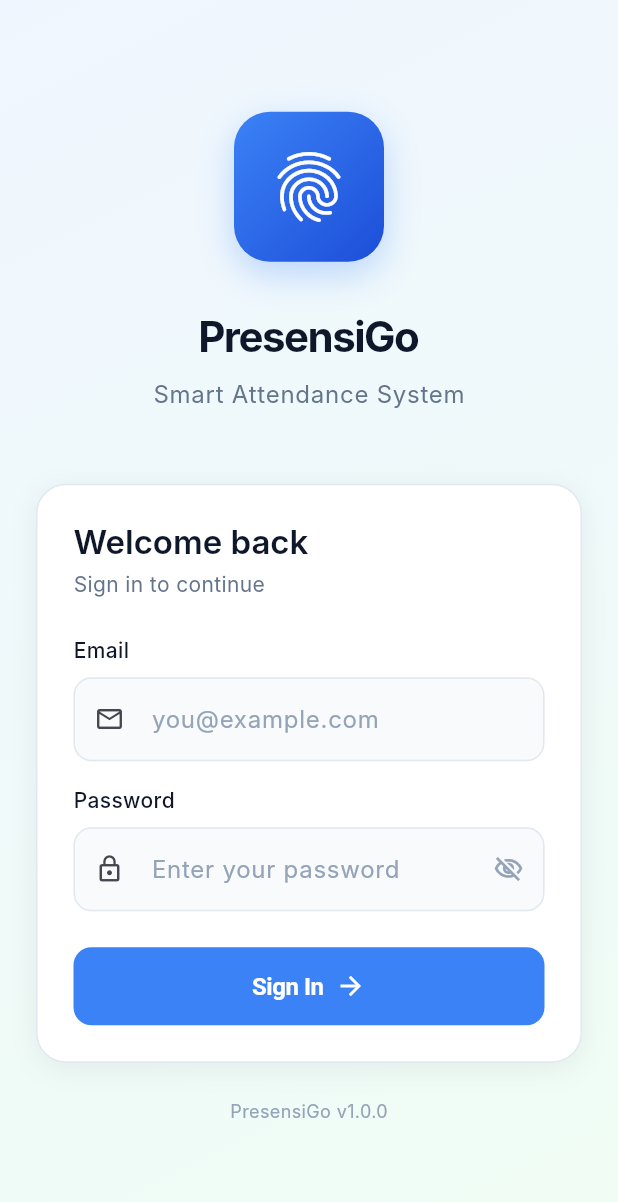
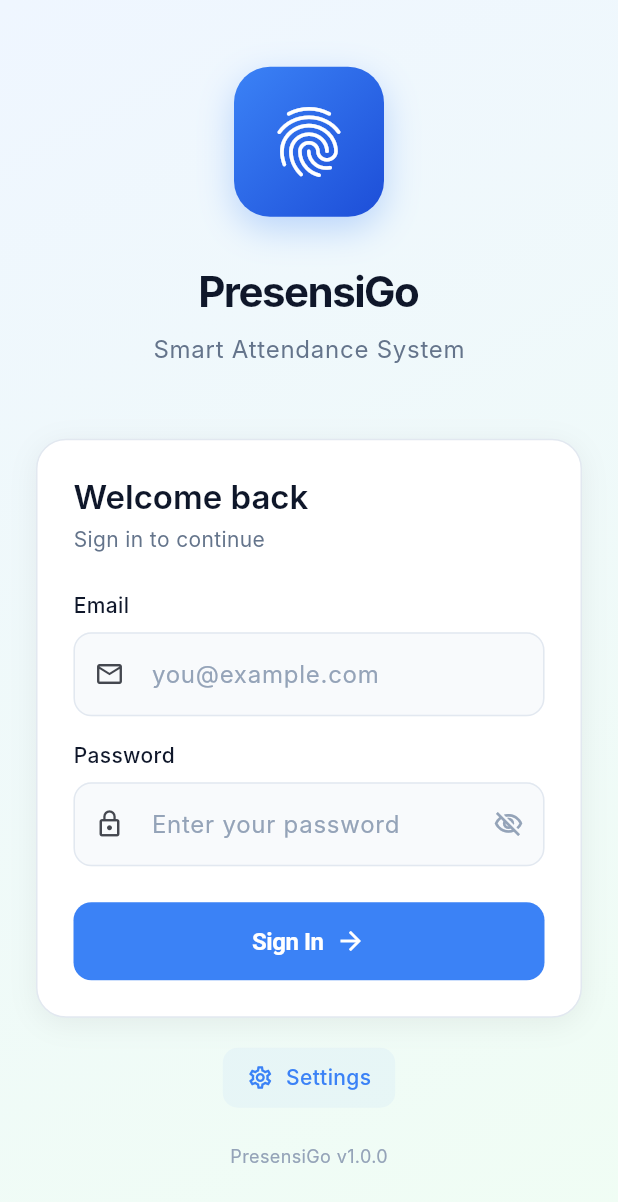
Before and after one commit to AmirulJusticia0507/PresensiGo, a Flutter app: the AttendanceScreen screen opened by its route, after a tap on the "logout" icon, on a phone screen of 412 x 824 dp. Shown: the top 1202 px of the screen. Run offline on Flutter 3.47's test engine with Material 3 defaults, Android fonts, the phone set to English and light mode, and no system bars; our stand-ins replace geolocator, local_auth, shared_preferences; accounts and stored records are empty; network calls fail; Roboto replaces fonts that are missing (Inter).

Commit message:
feat: add biometric fingerprint login and settings screen
- Add local_auth package for biometric authentication
- Create BiometricService for fingerprint/face ID management
- Add Settings screen with biometric toggle
- Add biometric login button on login screen
- Auto-prompt biometric if enabled
- Settings accessible from login and attendance screens

```diff
--- /dev/null
+++ b/presensigo_mobile/lib/core/utils/biometric_service.dart
@@ -0,0 +1,68 @@
+import 'package:local_auth/local_auth.dart';
+import 'package:shared_preferences/shared_preferences.dart';
+
+class BiometricService {
+  static final LocalAuthentication _localAuth = LocalAuthentication();
+  static const String _biometricEnabledKey = 'biometric_enabled';
+  static const String _biometricLoggedInKey = 'biometric_logged_in';
+
+  static Future<bool> isAvailable() async {
+    try {
+      final isAvailable = await _localAuth.canCheckBiometrics;
+      final isDeviceSupported = await _localAuth.isDeviceSupported();
+      return isAvailable && isDeviceSupported;
+    } catch (e) {
+      return false;
+    }
+  }
+
+  static Future<List<BiometricType>> getAvailableBiometrics() async {
+    try {
+      return await _localAuth.getAvailableBiometrics();
+    } catch (e) {
+      return [];
+    }
+  }
+
+  static Future<bool> isEnabled() async {
+    final prefs = await SharedPreferences.getInstance();
+    return prefs.getBool(_biometricEnabledKey) ?? false;
+  }
+
+  static Future<void> setEnabled(bool enabled) async {
+    final prefs = await SharedPreferences.getInstance();
+    await prefs.setBool(_biometricEnabledKey, enabled);
+  }
+
+  static Future<bool> hasLoggedInBefore() async {
+    final prefs = await SharedPreferences.getInstance();
+    return prefs.getBool(_biometricLoggedInKey) ?? false;
+  }
+
+  static Future<void> setLoggedInBefore(bool value) async {
+    final prefs = await SharedPreferences.getInstance();
+    await prefs.setBool(_biometricLoggedInKey, value);
+  }
+
+  static Future<bool> authenticate({String reason = 'Please authenticate to continue'}) async {
+    try {
+      return await _localAuth.authenticate(
+        localizedReason: reason,
+        options: const AuthenticationOptions(
+          stickyAuth: true,
+          biometricOnly: true,
+          useErrorDialogs: true,
+        ),
+      );
+    } catch (e) {
+      return false;
+    }
+  }
+
+  static String getBiometricName(List<BiometricType> types) {
+    if (types.contains(BiometricType.face)) return 'Face ID';
+    if (types.contains(BiometricType.fingerprint)) return 'Fingerprint';
+    if (types.contains(BiometricType.iris)) return 'Iris';
+    return 'Biometric';
+  }
+}
--- a/presensigo_mobile/lib/features/attendance/screens/attendance_screen.dart
+++ b/presensigo_mobile/lib/features/attendance/screens/attendance_screen.dart
@@ -5,6 +5,7 @@ import '../../../core/utils/location_service.dart';
 import '../../../core/utils/crypto_helper.dart';
 import '../../../data/services/api_service.dart';
 import '../../history/screens/history_screen.dart';
+import '../../settings/screens/settings_screen.dart';
 
 class AttendanceScreen extends StatefulWidget {
   const AttendanceScreen({super.key});
@@ -179,6 +180,22 @@ class _AttendanceScreenState extends State<AttendanceScreen> with SingleTickerPr
                 Navigator.push(
                   context,
                   MaterialPageRoute(builder: (_) => const HistoryScreen()),
+                );
+              },
+            ),
+          ),
+          Container(
+            margin: const EdgeInsets.only(right: 8),
+            decoration: BoxDecoration(
+              color: AppTheme.primaryColor.withOpacity(0.1),
+              borderRadius: BorderRadius.circular(10),
+            ),
+            child: IconButton(
+              icon: const Icon(Icons.settings_outlined, color: AppTheme.primaryColor),
+              onPressed: () {
+                Navigator.push(
+                  context,
+                  MaterialPageRoute(builder: (_) => const SettingsScreen()),
                 );
               },
             ),
--- a/presensigo_mobile/lib/features/auth/screens/login_screen.dart
+++ b/presensigo_mobile/lib/features/auth/screens/login_screen.dart
@@ -1,8 +1,10 @@
 import 'package:flutter/material.dart';
 import 'package:uuid/uuid.dart';
 import '../../../core/theme/app_theme.dart';
+import '../../../core/utils/biometric_service.dart';
 import '../../../data/services/api_service.dart';
 import '../../attendance/screens/attendance_screen.dart';
+import '../../settings/screens/settings_screen.dart';
 
 class LoginScreen extends StatefulWidget {
   const LoginScreen({super.key});
@@ -17,6 +19,9 @@ class _LoginScreenState extends State<LoginScreen> with SingleTickerProviderStat
   final _passwordController = TextEditingController();
   bool _isLoading = false;
   bool _obscurePassword = true;
+  bool _biometricAvailable = false;
+  bool _biometricEnabled = false;
+  String _biometricName = 'Biometric';
   late AnimationController _controller;
   late Animation<double> _fadeAnimation;
 
@@ -31,6 +36,7 @@ class _LoginScreenState extends State<LoginScreen> with SingleTickerProviderStat
       CurvedAnimation(parent: _controller, curve: Curves.easeOut),
     );
     _controller.forward();
+    _loadBiometricStatus();
   }
 
   @override
@@ -39,6 +45,48 @@ class _LoginScreenState extends State<LoginScreen> with SingleTickerProviderStat
     _passwordController.dispose();
     _controller.dispose();
     super.dispose();
+  }
+
+  Future<void> _loadBiometricStatus() async {
+    final available = await BiometricService.isAvailable();
+    final enabled = await BiometricService.isEnabled();
+    final biometrics = await BiometricService.getAvailableBiometrics();
+    final name = BiometricService.getBiometricName(biometrics);
+
+    setState(() {
+      _biometricAvailable = available;
+      _biometricEnabled = enabled;
+      _biometricName = name;
+    });
+
+    // Auto-prompt biometric if enabled and available
+    if (enabled && available) {
+      Future.delayed(const Duration(milliseconds: 500), () {
+        if (mounted) _biometricLogin();
+      });
+    }
+  }
+
+  Future<void> _biometricLogin() async {
+    final authenticated = await BiometricService.authenticate(
+      reason: 'Authenticate to sign in to PresensiGo',
+    );
+
+    if (authenticated && mounted) {
+      _navigateToAttendance();
+    }
+  }
+
+  void _navigateToAttendance() {
+    Navigator.pushReplacement(
+      context,
+      PageRouteBuilder(
+        pageBuilder: (_, __, ___) => const AttendanceScreen(),
+        transitionsBuilder: (_, animation, __, child) {
+          return FadeTransition(opacity: animation, child: child);
+        },
+      ),
+    );
   }
 
   Future<void> _login() async {
@@ -57,15 +105,7 @@ class _LoginScreenState extends State<LoginScreen> with SingleTickerProviderStat
 
     if (mounted) {
       if (result['success'] == true) {
-        Navigator.pushReplacement(
-          context,
-          PageRouteBuilder(
-            pageBuilder: (_, __, ___) => const AttendanceScreen(),
-            transitionsBuilder: (_, animation, __, child) {
-              return FadeTransition(opacity: animation, child: child);
-            },
-          ),
-        );
+        _navigateToAttendance();
       } else {
         ScaffoldMessenger.of(context).showSnackBar(
           SnackBar(
@@ -286,6 +326,80 @@ class _LoginScreenState extends State<LoginScreen> with SingleTickerProviderStat
                       ),
                     ),
 
+                    // Biometric login button
+                    if (_biometricAvailable && _biometricEnabled) ...[
+                      const SizedBox(height: 20),
+                      GestureDetector(
+                        onTap: _biometricLogin,
+                        child: Container(
+                          padding: const EdgeInsets.symmetric(horizontal: 24, vertical: 14),
+                          decoration: BoxDecoration(
+                            color: Colors.white,
+                            borderRadius: BorderRadius.circular(12),
+                            border: Border.all(color: AppTheme.borderColor),
+                            boxShadow: AppShadows.small,
+                          ),
+                          child: Row(
+                            mainAxisSize: MainAxisSize.min,
+                            children: [
+                              Icon(
+                                _biometricName == 'Face ID' ? Icons.face_rounded : Icons.fingerprint,
+                                size: 24,
+                                color: AppTheme.primaryColor,
+                              ),
+                              const SizedBox(width: 10),
+                              Text(
+                                'Login with $_biometricName',
+                                style: const TextStyle(
+                                  fontSize: 15,
+                                  fontWeight: FontWeight.w600,
+                                  color: AppTheme.primaryColor,
+                                ),
+                              ),
+                            ],
+                          ),
+                        ),
+                      ),
+                    ],
+
+                    const SizedBox(height: 20),
+
+                    // Settings link
+                    GestureDetector(
+                      onTap: () {
+                        Navigator.push(
+                          context,
+                          MaterialPageRoute(builder: (_) => const SettingsScreen()),
+                        ).then((_) => _loadBiometricStatus());
+                      },
+                      child: Container(
+                        padding: const EdgeInsets.symmetric(horizontal: 16, vertical: 10),
+                        decoration: BoxDecoration(
+                          color: AppTheme.primaryColor.withOpacity(0.05),
+                          borderRadius: BorderRadius.circular(10),
+                        ),
+                        child: Row(
+                          mainAxisSize: MainAxisSize.min,
+                          children: [
+                            Icon(
+                              Icons.settings_outlined,
+                              size: 18,
+                              color: AppTheme.primaryColor,
+                            ),
+                            const SizedBox(width: 8),
+                            Text(
+                              'Settings',
+                              style: TextStyle(
+                                fontSize: 14,
+                                fontWeight: FontWeight.w500,
+                                color: AppTheme.primaryColor,
+                              ),
+                            ),
+                          ],
+                        ),
+                      ),
+                    ),
+
                     const SizedBox(height: 24),
 
                     // Footer
--- a/presensigo_mobile/pubspec.yaml
+++ b/presensigo_mobile/pubspec.yaml
@@ -34,6 +34,7 @@ dependencies:
   # Security
   crypto: ^3.0.3
   flutter_secure_storage: ^9.0.0
+  local_auth: ^2.1.0
 
   # UI
   intl: ^0.19.0
```
Also changed, not shown: presensigo_mobile/lib/features/settings/screens/settings_screen.dart (added, +319 -0 lines), presensigo_mobile/pubspec.lock, 3 other files.
